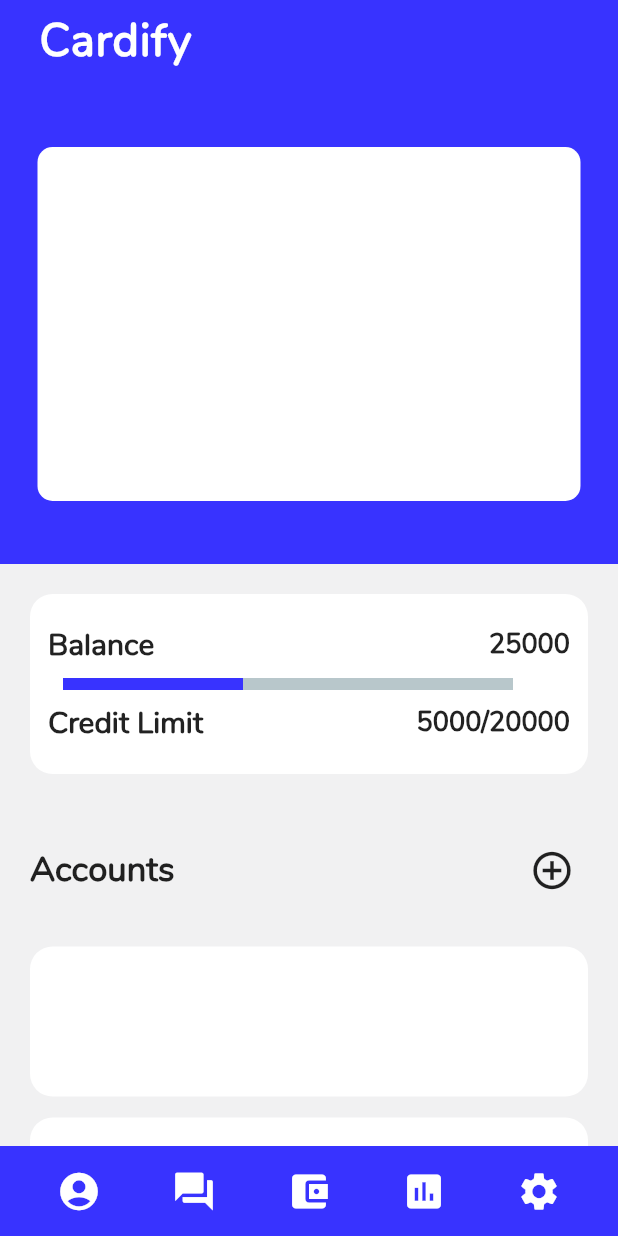
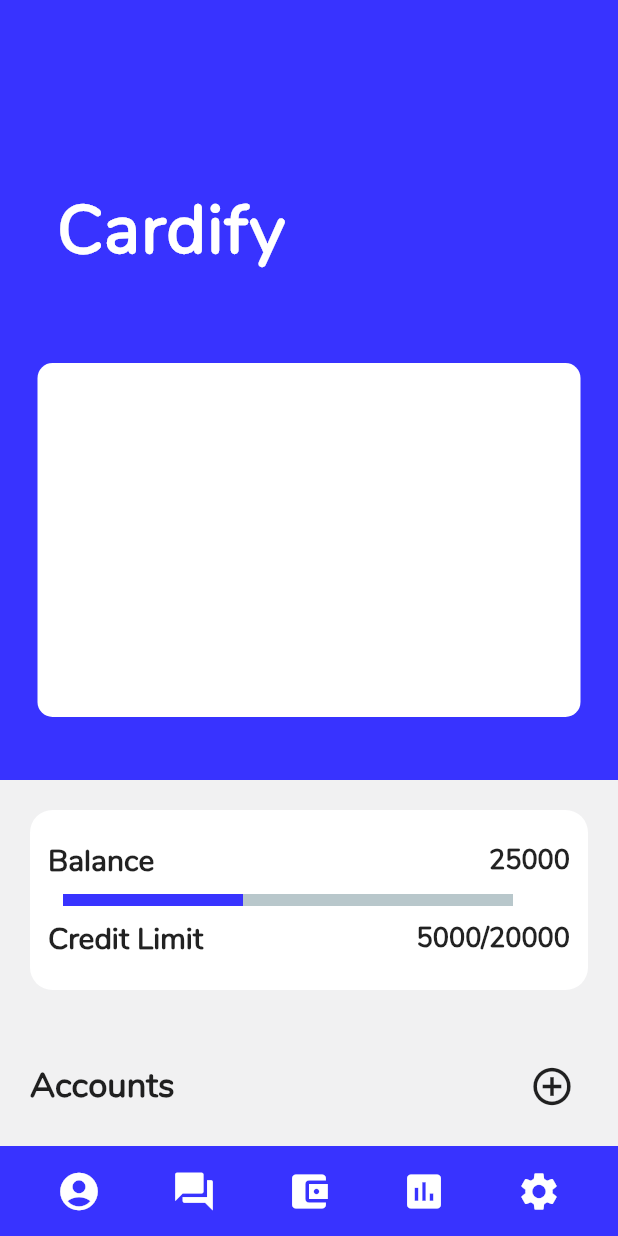
Before and after one commit to kohinoor98/Cardify, a Flutter app: the screen it shows after launch, on a phone screen of 412 x 824 dp. Run offline on Flutter 3.47's test engine with Material 2 defaults, Android fonts, the light colour scheme and no system bars; drawn by our look-alikes of percent_indicator.

Commit message:
Make the app bar a collapsible one issue solved

```diff
--- a/lib/home_view.dart
+++ b/lib/home_view.dart
@@ -3,6 +3,9 @@ import 'package:cardify/constants.dart';
 import 'package:cardify/utilities/accounts_view.dart';
 import 'package:cardify/utilities/balance_widget.dart';
 import 'package:cardify/utilities/credit_&_debit_card.dart';
+
+import 'constants.dart';
+import 'constants.dart';
 
 class HomeView extends StatefulWidget {
   @override
@@ -14,18 +17,33 @@ class _HomeViewState extends State<HomeView> {
   Widget build(BuildContext context) {
     return Scaffold(
       backgroundColor: kBackgroundColor,
-      appBar: AppBar(
-        elevation: 0,
+      body: NestedScrollView(
+        headerSliverBuilder: (BuildContext context, bool innerBoxIsScrolled) {
+          return <Widget>[
+            SliverAppBar(
               backgroundColor: kPrimaryColor,
+              expandedHeight: 200,
+              pinned: true,
+              flexibleSpace: FlexibleSpaceBar(
+                titlePadding: EdgeInsets.zero,
                 title: Padding(
-          padding: const EdgeInsets.only(left: 10, top: 20, bottom: 20),
+                  padding: const EdgeInsets.only(left: 25, top: 0, bottom: 10),
                   child: Text(
                     "Cardify",
                     style: TextStyle(
-                fontSize: 30, fontWeight: FontWeight.bold, letterSpacing: 0.8),
+                        fontSize: 30,
+                        fontWeight: FontWeight.bold,
+                        letterSpacing: 0.8),
                   ),
                 ),
+                // background: Image.asset(
+                //   '022.jpg', // <===   Add your own image to assets or use a .network image instead.
+                //   fit: BoxFit.cover,
+                // ),
               ),
+            ),
+          ];
+        },
         body: SingleChildScrollView(
           child: Column(
             children: [
@@ -33,6 +51,7 @@ class _HomeViewState extends State<HomeView> {
               BalanceView(),
               AccountsView(),
             ],
+          ),
         ),
       ),
       bottomNavigationBar: Container(
```
Also changed, not shown: pubspec.lock. Lines whose indentation alone changed are shown as unchanged.
